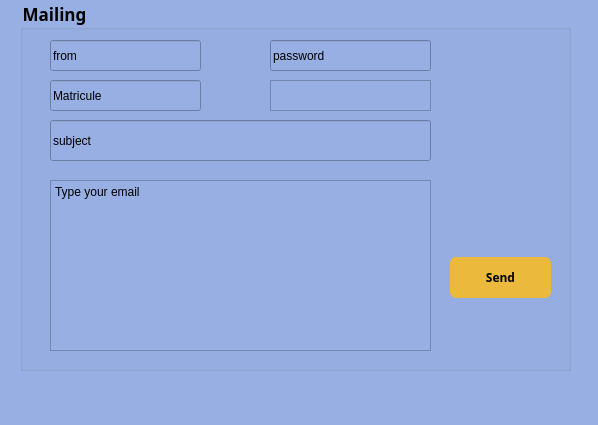
ajroudamira/Smart-radio-2A21, file dialog.ui: the form before one commit.
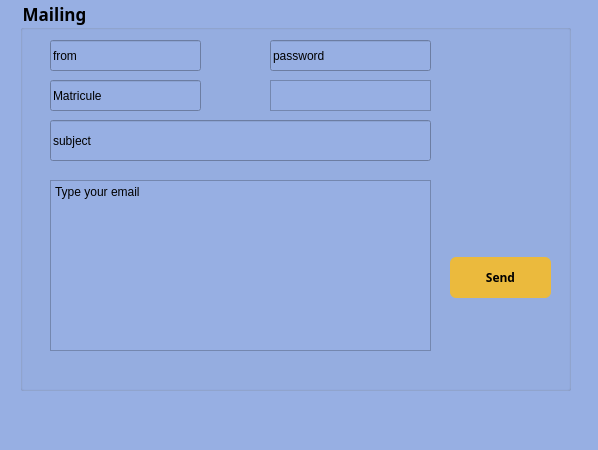
The form after the commit.

Patch:
```diff
--- a/dialog.ui
+++ b/dialog.ui
@@ -7,7 +7,7 @@
     <x>0</x>
     <y>0</y>
     <width>598</width>
-    <height>425</height>
+    <height>450</height>
    </rect>
   </property>
   <property name="windowTitle">
@@ -23,7 +23,7 @@
       <x>20</x>
       <y>0</y>
       <width>551</width>
-      <height>371</height>
+      <height>391</height>
      </rect>
     </property>
     <property name="font">
```
